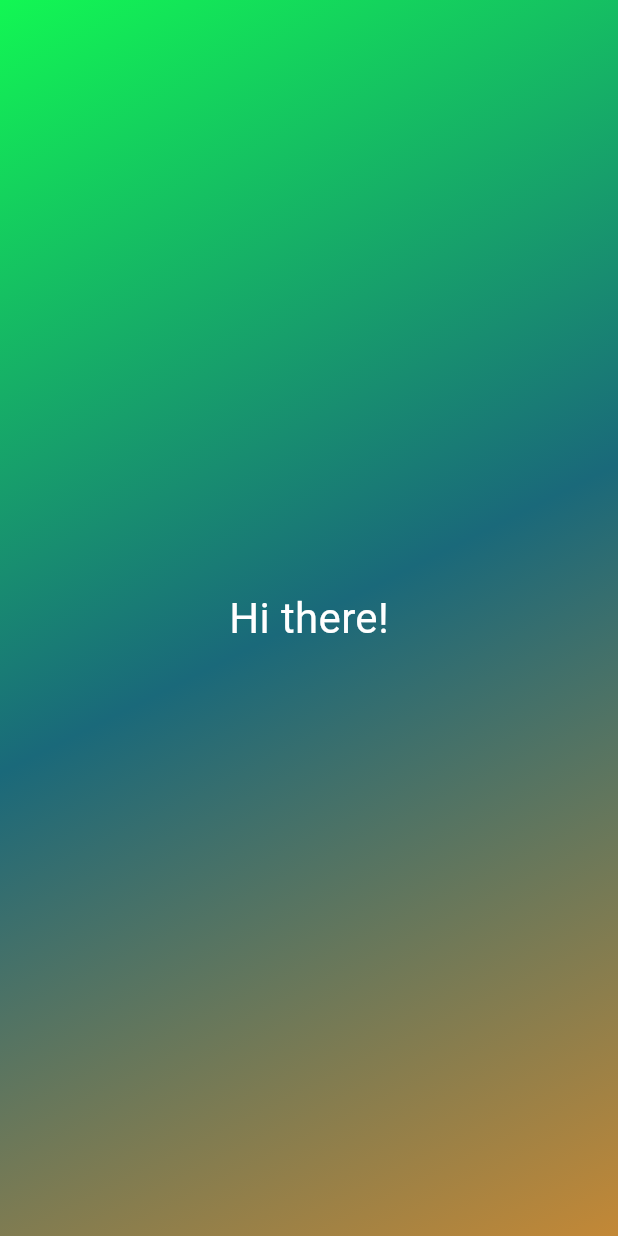
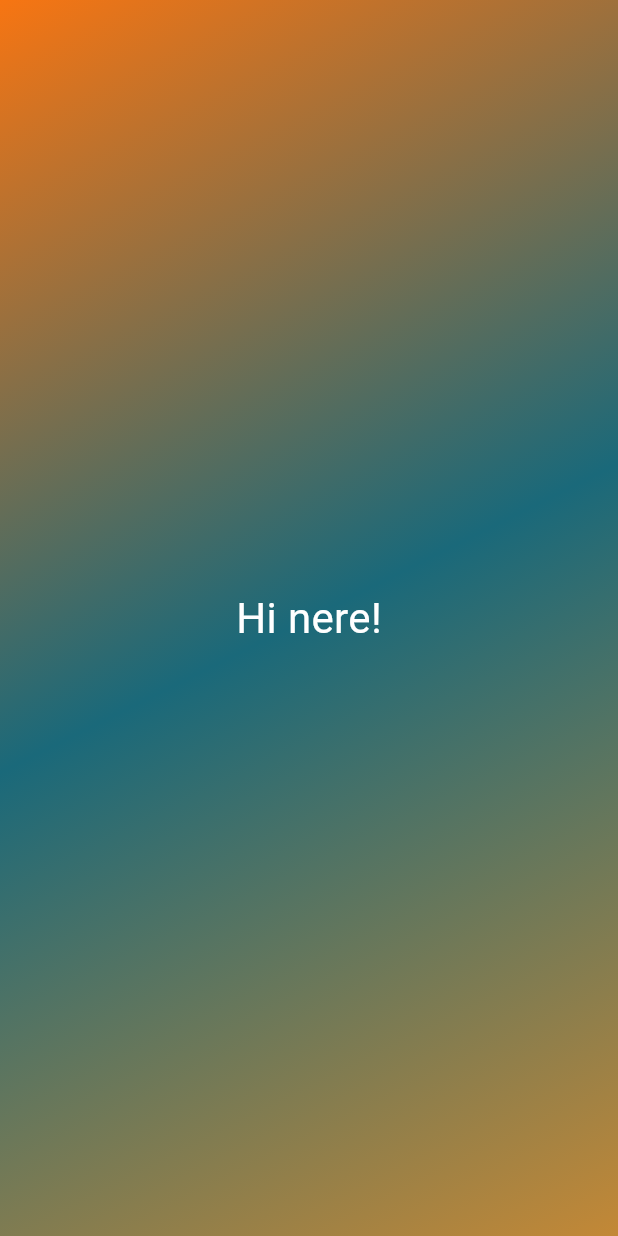
Before and after one commit to tungpl/flutter_projects, a Flutter app: the screen it shows after launch, on a phone screen of 412 x 824 dp. Run offline on Flutter 3.47's test engine with Material 3 defaults, Android fonts, the phone set to English and light mode, and no system bars.

Commit message:
Reusable widget and contruction functions

```diff
--- a/first_app/lib/gradient_container.dart
+++ b/first_app/lib/gradient_container.dart
@@ -5,24 +5,22 @@ const startAlignment = Alignment.topLeft;
 const endAlignment = Alignment.bottomRight;
 
 class GradientContainer extends StatelessWidget {
-  const GradientContainer({super.key});
+  const GradientContainer({super.key, required this.colors});
+
+  final List<Color> colors;
 
   @override
   Widget build(BuildContext context) {
     return Container(
-      decoration: const BoxDecoration(
+      decoration: BoxDecoration(
         gradient: LinearGradient(
-          colors: [
-            Color.fromARGB(255, 18, 247, 83),
-            Color.fromARGB(255, 26, 105, 122),
-            Color.fromARGB(255, 195, 136, 54),
-          ],
+          colors: colors,
           begin: startAlignment,
           end: endAlignment,
         ),
       ),
       child: const Center(
-        child: StyledText('Hi there!'),
+        child: StyledText('Hi nere!'),
       ),
     );
   }
--- a/first_app/lib/main.dart
+++ b/first_app/lib/main.dart
@@ -5,7 +5,11 @@ void main() {
   runApp(
     const MaterialApp(
       home: Scaffold(
-        body: GradientContainer(),
+        body: GradientContainer(colors: [
+          Color.fromARGB(255, 247, 117, 18),
+          Color.fromARGB(255, 26, 105, 122),
+          Color.fromARGB(255, 195, 136, 54),
+        ]),
       ),
     ),
   );
```
